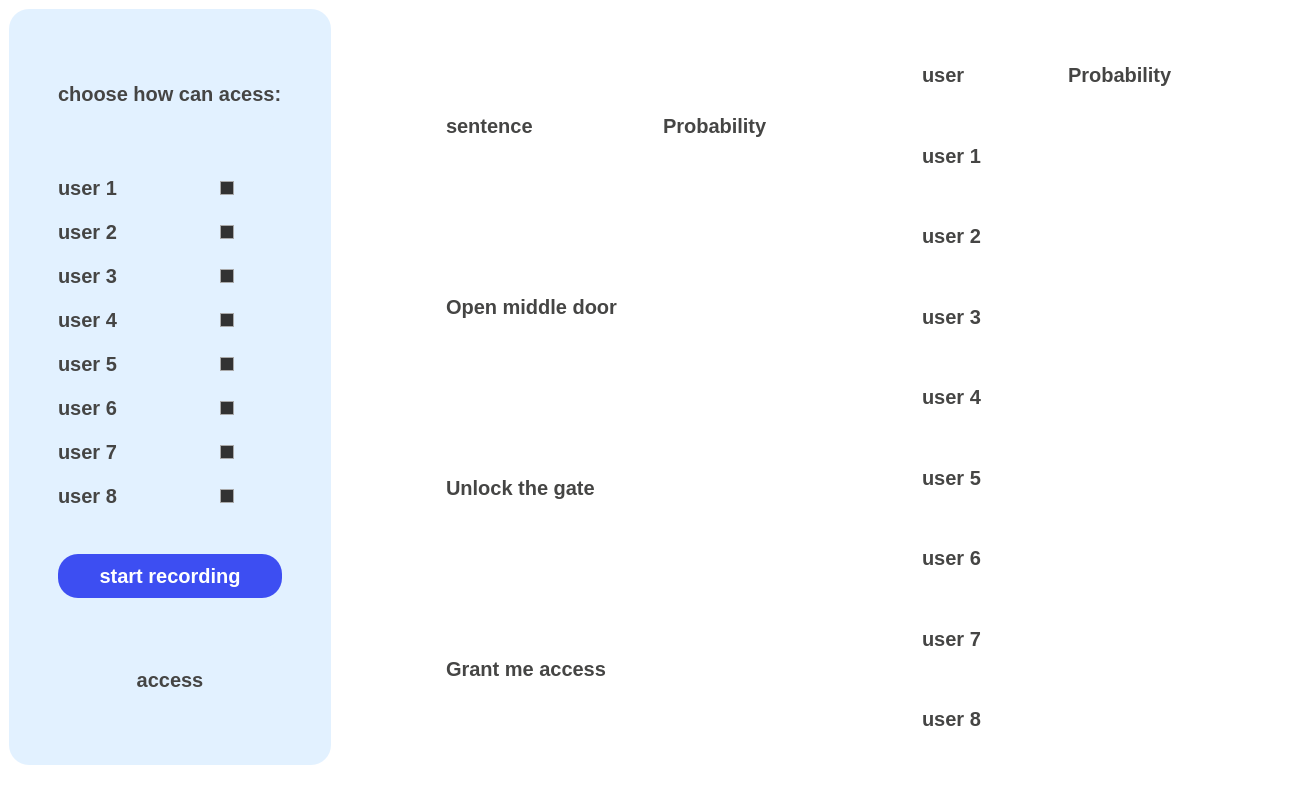
SaraElsaggan/voise_code_access, file mainwindow.ui: the form before one commit.
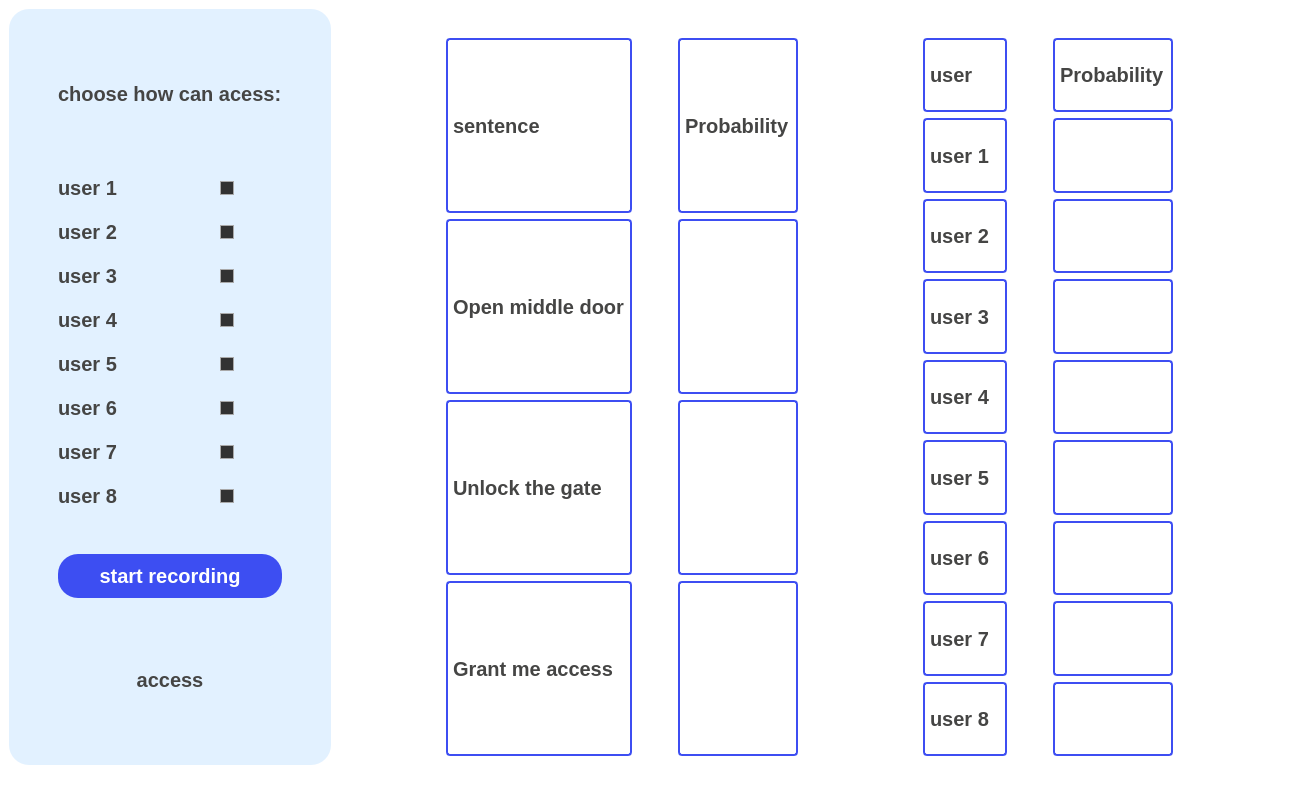
The form after the commit. Icons and pictures are not drawn.

What changed in the file:
```diff
--- a/mainwindow.ui
+++ b/mainwindow.ui
@@ -548,6 +548,14 @@
         </item>
         <item>
          <widget class="QWidget" name="widget" native="true">
+          <property name="styleSheet">
+           <string notr="true">QLabel {
+    border: 2px solid  rgb(61, 78, 242);
+    border-radius: 4px;
+    padding: 0px;
+	
+}</string>
+          </property>
           <layout class="QGridLayout" name="gridLayout_3">
            <item row="1" column="0">
             <widget class="QLabel" name="lbl_sentence_1">
@@ -642,6 +650,14 @@
         </item>
         <item>
          <widget class="QWidget" name="widget_3" native="true">
+          <property name="styleSheet">
+           <string notr="true">QLabel {
+    border: 2px solid  rgb(61, 78, 242);
+    border-radius: 4px;
+    padding: 0px;
+	
+}</string>
+          </property>
           <layout class="QGridLayout" name="gridLayout_6">
            <item row="2" column="2">
             <widget class="QLabel" name="lbl_prob_user_23">
```
Left out of the diff: 594 changed lines with no effect on the pictures.
